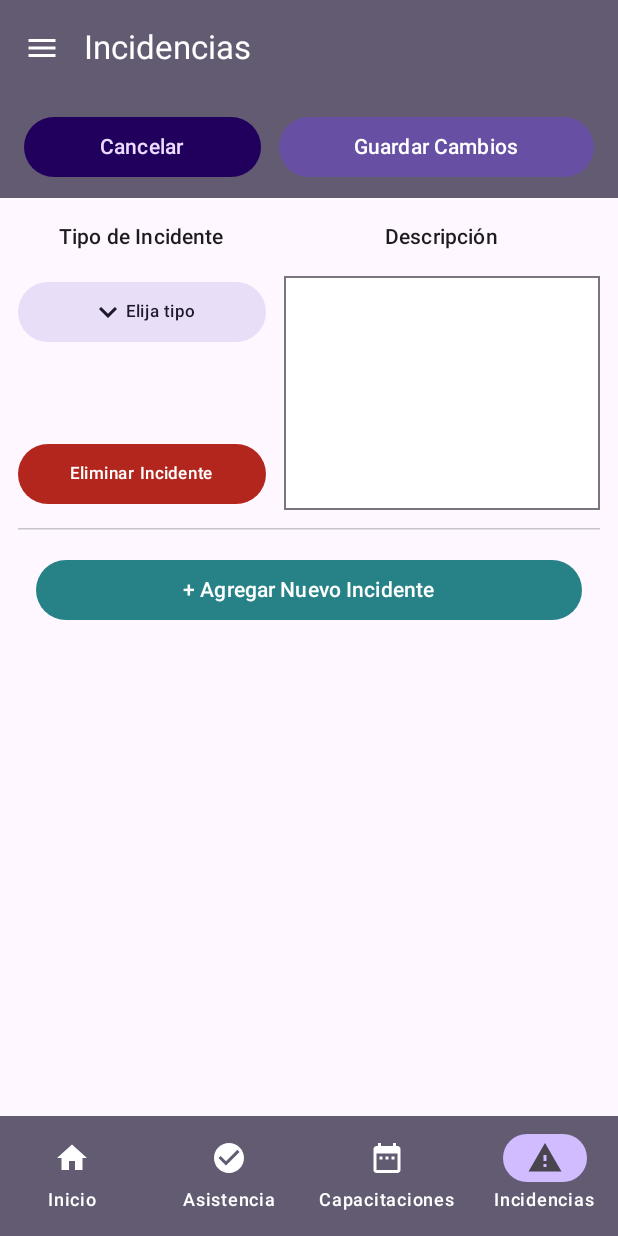
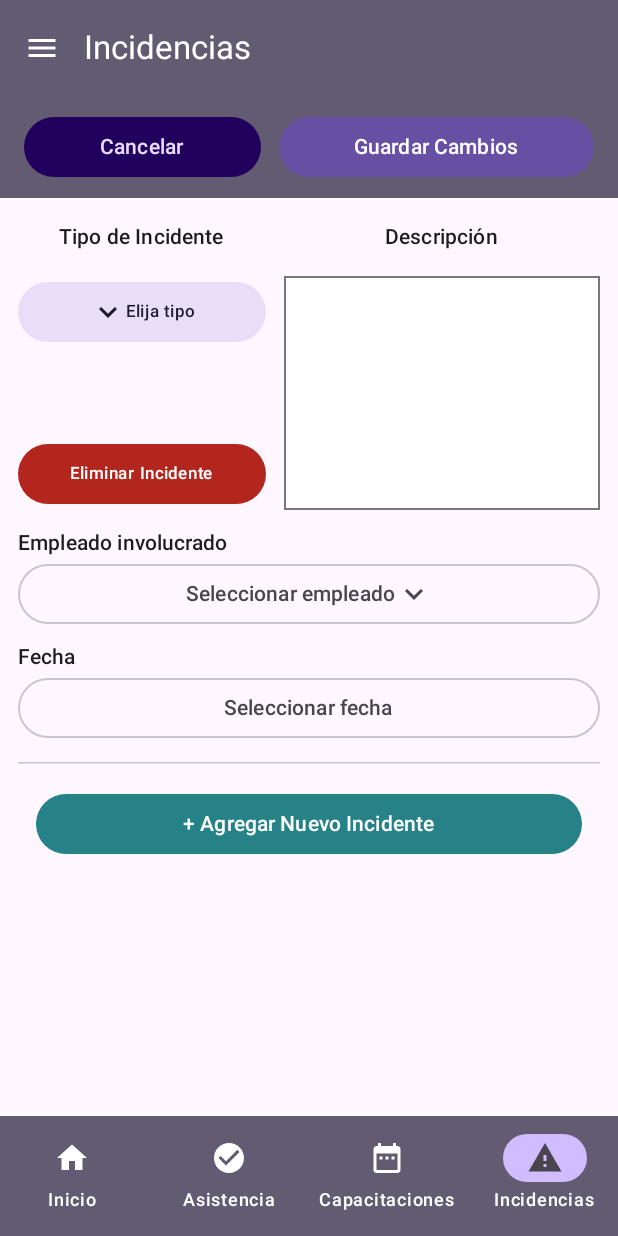
Before and after one commit to PatoQuacks/App_SonrisasDeCristal, an Android app built with Jetpack Compose: the PrincipalScreen screen opened through its navigation route, item 4 of the bottom bar chosen, on a phone screen of 412 x 824 dp. Run offline under Robolectric (Android 15) with nearby library versions, the phone set to English and light mode, and no system bars.

Commit message:
Modelo de empleado y actualizacion pantalla de incidencias (empleado involucrado y fecha)

```diff
--- /dev/null
+++ b/app/src/main/java/mx/tec/app_sonrisas/data/model/Employee.kt
@@ -0,0 +1,17 @@
+package mx.tec.app_sonrisas.data.model
+
+import kotlinx.serialization.SerialName
+import kotlinx.serialization.Serializable
+
+// Representación del empleado para la app. password_hash pertenece al servidor.
+// Los IDs de relaciones aceptan null mientras se confirma la nulabilidad del esquema.
+@Serializable
+data class Employee(
+    val id: Int,
+    @SerialName("subsidiary_id") val subsidiaryId: Int?,
+    @SerialName("room_id") val roomId: Int?,
+    @SerialName("role_id") val roleId: Int?,
+    @SerialName("schedule_id") val scheduleId: Int?,
+    val name: String,
+    val email: String,
+)
--- /dev/null
+++ b/app/src/main/java/mx/tec/app_sonrisas/data/repository/EmpleadoRepository.kt
@@ -0,0 +1,25 @@
+package mx.tec.app_sonrisas.data.repository
+
+import mx.tec.app_sonrisas.data.model.Employee
+
+class EmpleadoRepository {
+    // Datos de demostración. Los IDs y correos no corresponden al servidor.
+    fun getEmpleados(): List<Employee> {
+        return (1..10).map { id ->
+            Employee(
+                id = id,
+                subsidiaryId = 1,
+                roomId = 1,
+                roleId = 1,
+                scheduleId = 1,
+                name = "Nombre de Empleado",
+                email = "empleado$id@example.com",
+            )
+        }
+    }
+
+    // Catálogo provisional para resolver role_id al mostrar el puesto.
+    fun getNombresRoles(): Map<Int, String> {
+        return mapOf(1 to "Puesto")
+    }
+}
--- a/app/src/main/java/mx/tec/app_sonrisas/navigation/PrincipalNavHost.kt
+++ b/app/src/main/java/mx/tec/app_sonrisas/navigation/PrincipalNavHost.kt
@@ -52,6 +52,7 @@ fun PrincipalNavHost(
         composable(Pantalla.Asistencia.route) {
             AsistenciaScreen(
                 empleados = personal.empleados,
+                nombresRoles = personal.nombresRoles,
                 asistenciaGuardada = personal.asistencia,
                 onCancelar = { navController.popBackStack() },
                 onGuardar = { registros ->
@@ -63,6 +64,7 @@ fun PrincipalNavHost(
         composable(Pantalla.Capacitaciones.route) { CapacitacionesScreen() }
         composable(Pantalla.Incidencias.route) {
             IncidenciasScreen(
+                empleados = personal.empleados,
                 incidenciasGuardadas = personal.incidencias,
                 onCancelar = { navController.popBackStack() },
                 onGuardar = personal::guardarIncidencias,
@@ -73,6 +75,7 @@ fun PrincipalNavHost(
         composable(Pantalla.Empleados.route) {
             EmpleadosScreen(
                 empleados = personal.empleados,
+                nombresRoles = personal.nombresRoles,
                 asistencia = personal.asistencia,
             )
         }
--- a/app/src/main/java/mx/tec/app_sonrisas/ui/screens/inferior/IncidenciasScreen.kt
+++ b/app/src/main/java/mx/tec/app_sonrisas/ui/screens/inferior/IncidenciasScreen.kt
@@ -1,5 +1,6 @@
 package mx.tec.app_sonrisas.ui.screens.inferior
 
+import android.app.DatePickerDialog
 import android.widget.Toast
 import androidx.compose.foundation.background
 import androidx.compose.foundation.layout.Arrangement
@@ -23,6 +24,7 @@ import androidx.compose.material3.FilledTonalButton
 import androidx.compose.material3.HorizontalDivider
 import androidx.compose.material3.Icon
 import androidx.compose.material3.MaterialTheme
+import androidx.compose.material3.OutlinedButton
 import androidx.compose.material3.OutlinedTextField
 import androidx.compose.material3.OutlinedTextFieldDefaults
 import androidx.compose.material3.Text
@@ -40,8 +42,13 @@ import androidx.compose.ui.platform.LocalContext
 import androidx.compose.ui.semantics.contentDescription
 import androidx.compose.ui.semantics.semantics
 import androidx.compose.ui.unit.dp
+import mx.tec.app_sonrisas.data.model.Employee
 import mx.tec.app_sonrisas.ui.components.EncabezadoPantalla
 import mx.tec.app_sonrisas.ui.viewmodel.RegistroIncidencia
+import java.time.LocalDate
+import java.time.format.DateTimeFormatter
+
+private val formatoFechaIncidente = DateTimeFormatter.ofPattern("dd/MM/yyyy")
 
 private val tiposIncidente = listOf(
     "Personal de Sucursal",
@@ -53,6 +60,7 @@ private val tiposIncidente = listOf(
 
 @Composable
 fun IncidenciasScreen(
+    empleados: List<Employee>,
     incidenciasGuardadas: List<RegistroIncidencia>,
     onCancelar: () -> Unit,
     onGuardar: (List<RegistroIncidencia>) -> Unit,
@@ -79,8 +87,11 @@ fun IncidenciasScreen(
             }
             Button(
                 onClick = {
-                    val registros = borrador.filter { it.tipo.isNotEmpty() || it.descripcion.isNotBlank() }
-                    mostrarErrores = registros.any { it.tipo.isEmpty() || it.descripcion.isBlank() }
+                    val registros = borrador.filter { it.tieneDatos }
+                    mostrarErrores = registros.any {
+                        it.tipo.isEmpty() || it.descripcion.isBlank() ||
+                            it.empleadoId == null || it.fecha == null
+                    }
                     if (!mostrarErrores) {
                         onGuardar(registros.map { it.copy(descripcion = it.descripcion.trim()) })
                         Toast.makeText(contexto, "Cambios guardados", Toast.LENGTH_SHORT).show()
@@ -111,7 +122,8 @@ fun IncidenciasScreen(
                 key(incidente.id) {
                     FilaIncidente(
                         incidente = incidente,
-                        mostrarErrores = mostrarErrores,
+                        empleados = empleados,
+                        mostrarErrores = mostrarErrores && incidente.tieneDatos,
                         onCambio = { actualizado ->
                             borrador = borrador.map { if (it.id == actualizado.id) actualizado else it }
                         },
@@ -137,11 +149,15 @@ fun IncidenciasScreen(
 @Composable
 private fun FilaIncidente(
     incidente: RegistroIncidencia,
+    empleados: List<Employee>,
     mostrarErrores: Boolean,
     onCambio: (RegistroIncidencia) -> Unit,
     onEliminar: () -> Unit,
 ) {
     var menuAbierto by remember { mutableStateOf(false) }
+    var menuEmpleadosAbierto by remember { mutableStateOf(false) }
+    val contexto = LocalContext.current
+    val empleado = empleados.find { it.id == incidente.empleadoId }
     val colores = MaterialTheme.colorScheme
     Row(
         modifier = Modifier.fillMaxWidth(),
@@ -176,7 +192,7 @@ private fun FilaIncidente(
                         }
                     }
                 }
-                if (mostrarErrores && incidente.tipo.isEmpty() && incidente.descripcion.isNotBlank()) {
+                if (mostrarErrores && incidente.tipo.isEmpty()) {
                     Text("Elija un tipo", color = colores.error, style = MaterialTheme.typography.bodySmall)
                 }
             }
@@ -193,7 +209,7 @@ private fun FilaIncidente(
             }
         }
         Column(Modifier.weight(0.56f)) {
-            val faltaDescripcion = mostrarErrores && incidente.tipo.isNotEmpty() && incidente.descripcion.isBlank()
+            val faltaDescripcion = mostrarErrores && incidente.descripcion.isBlank()
             OutlinedTextField(
                 value = incidente.descripcion,
                 onValueChange = { onCambio(incidente.copy(descripcion = it)) },
@@ -212,4 +228,63 @@ private fun FilaIncidente(
             }
         }
     }
+
+    Column(Modifier.fillMaxWidth().padding(top = 12.dp)) {
+        Text("Empleado involucrado", style = MaterialTheme.typography.titleSmall)
+        Box {
+            OutlinedButton(
+                onClick = { menuEmpleadosAbierto = true },
+                modifier = Modifier.fillMaxWidth(),
+                enabled = empleados.isNotEmpty(),
+            ) {
+                Text(
+                    empleado?.let { "${it.name} (#${it.id})" }
+                        ?: incidente.empleadoId?.let { "Empleado #$it" }
+                        ?: "Seleccionar empleado",
+                )
+                Icon(Icons.Filled.KeyboardArrowDown, contentDescription = null)
+            }
+            DropdownMenu(
+                expanded = menuEmpleadosAbierto,
+                onDismissRequest = { menuEmpleadosAbierto = false },
+            ) {
+                empleados.forEach { opcion ->
+                    DropdownMenuItem(
+                        text = { Text("${opcion.name} (#${opcion.id})") },
+                        onClick = {
+                            onCambio(incidente.copy(empleadoId = opcion.id))
+                            menuEmpleadosAbierto = false
+                        },
+                    )
+                }
+            }
+        }
+        if (empleados.isEmpty()) {
+            Text("No hay empleados disponibles", style = MaterialTheme.typography.bodySmall)
+        } else if (mostrarErrores && incidente.empleadoId == null) {
+            Text("Selecciona un empleado", color = colores.error, style = MaterialTheme.typography.bodySmall)
+        }
+
+        Text("Fecha", modifier = Modifier.padding(top = 8.dp), style = MaterialTheme.typography.titleSmall)
+        OutlinedButton(
+            onClick = {
+                val fechaInicial = incidente.fecha ?: LocalDate.now()
+                DatePickerDialog(
+                    contexto,
+                    { _, anio, mes, dia ->
+                        onCambio(incidente.copy(fecha = LocalDate.of(anio, mes + 1, dia)))
+                    },
+                    fechaInicial.year,
+                    fechaInicial.monthValue - 1,
+                    fechaInicial.dayOfMonth,
+                ).show()
+            },
+            modifier = Modifier.fillMaxWidth(),
+        ) {
+            Text(incidente.fecha?.format(formatoFechaIncidente) ?: "Seleccionar fecha")
+        }
+        if (mostrarErrores && incidente.fecha == null) {
+            Text("Selecciona una fecha", color = colores.error, style = MaterialTheme.typography.bodySmall)
+        }
+    }
 }
--- a/app/src/main/java/mx/tec/app_sonrisas/ui/viewmodel/PersonalViewModel.kt
+++ b/app/src/main/java/mx/tec/app_sonrisas/ui/viewmodel/PersonalViewModel.kt
@@ -4,6 +4,9 @@ import androidx.compose.runtime.getValue
 import androidx.compose.runtime.mutableStateOf
 import androidx.compose.runtime.setValue
 import androidx.lifecycle.ViewModel
+import mx.tec.app_sonrisas.data.model.Employee
+import mx.tec.app_sonrisas.data.repository.EmpleadoRepository
+import java.time.LocalDate
 
 enum class EstadoAsistencia(val letra: String, val etiqueta: String) {
     Presente("P", "Presente"),
@@ -20,10 +23,20 @@ data class RegistroIncidencia(
     val id: Int,
     val tipo: String = "",
     val descripcion: String = "",
-)
+    val empleadoId: Int? = null,
+    val fecha: LocalDate? = null,
+) {
+    val tieneDatos: Boolean
+        get() = tipo.isNotEmpty() || descripcion.isNotBlank() || empleadoId != null || fecha != null
+}
 
-class PersonalViewModel : ViewModel() {
-    val empleados = (1..10).toList()
+class PersonalViewModel(
+    private val repository: EmpleadoRepository = EmpleadoRepository(),
+) : ViewModel() {
+    var empleados: List<Employee> by mutableStateOf(repository.getEmpleados())
+        private set
+
+    val nombresRoles = repository.getNombresRoles()
 
     var asistencia by mutableStateOf(
         mapOf(
```
Also changed, not shown: app/src/main/java/mx/tec/app_sonrisas/ui/screens/inferior/AsistenciaScreen.kt (+7 -4 lines), app/src/main/java/mx/tec/app_sonrisas/ui/screens/inferior/EmpleadosScreen.kt (+10 -3 lines).
